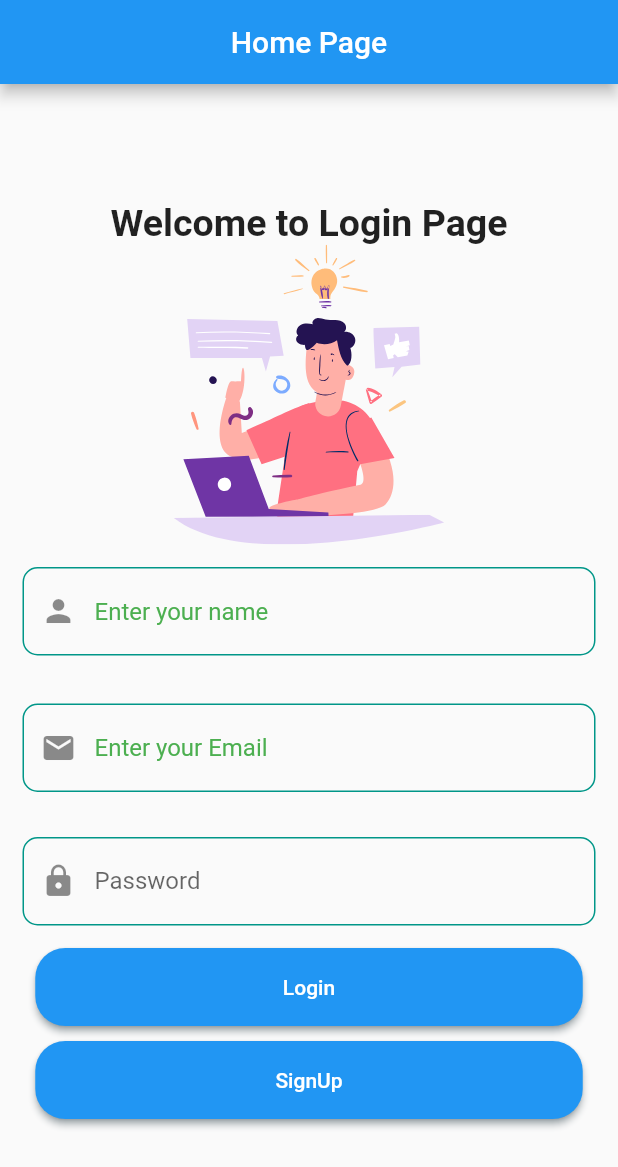
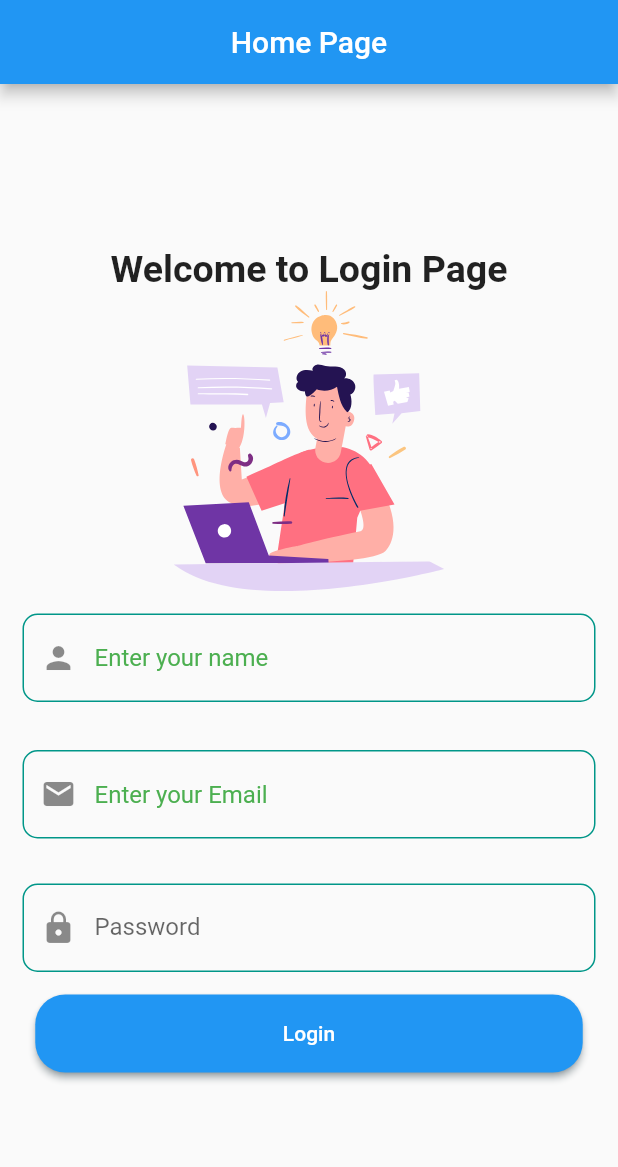
Before and after one commit to Redwan-anik/Login_Page_UI_Design_By_Flutter, a Flutter app: the screen it shows after launch, on a phone screen of 412 x 824 dp. Shown: the top 1167 px of the screen. Run offline on Flutter 3.47's test engine with Material 2 defaults, Android fonts, the phone set to English and light mode, and no system bars; our stand-ins replace flutter_svg.

Commit message:
Update homepage.dart

```diff
--- a/lib/homepage.dart
+++ b/lib/homepage.dart
@@ -125,19 +125,6 @@ class _HomepageState extends State<Homepage> {
                     )
                   ),
                   child: Text("Login")),
-              SizedBox(height: 10),
-              ElevatedButton(onPressed: (){},
-
-                  style: ElevatedButton.styleFrom(
-
-                      minimumSize: Size(365, 52),
-                      shadowColor: Colors.blueGrey,
-                      shape: RoundedRectangleBorder(
-
-                          borderRadius: BorderRadius.circular(20)
-                      )
-                  ),
-                  child: Text("SignUp"))
             ],
           ),
         ),
```
